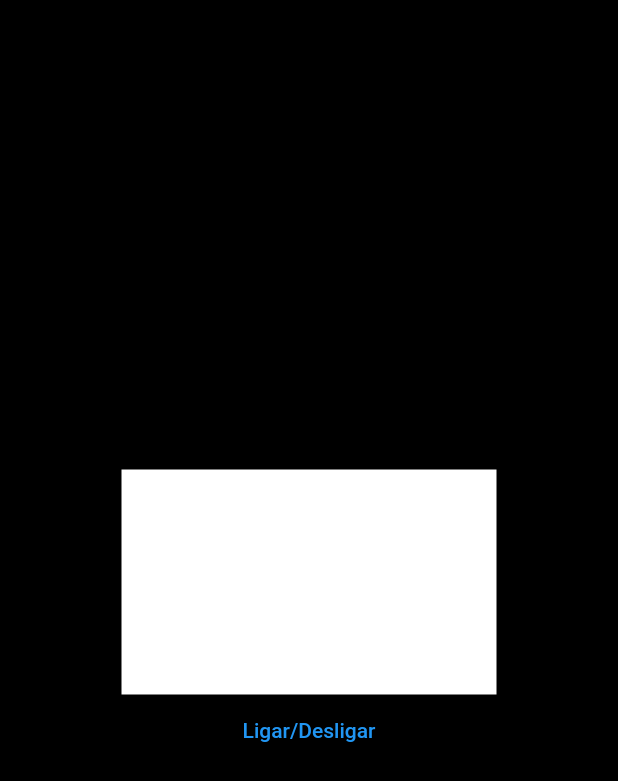
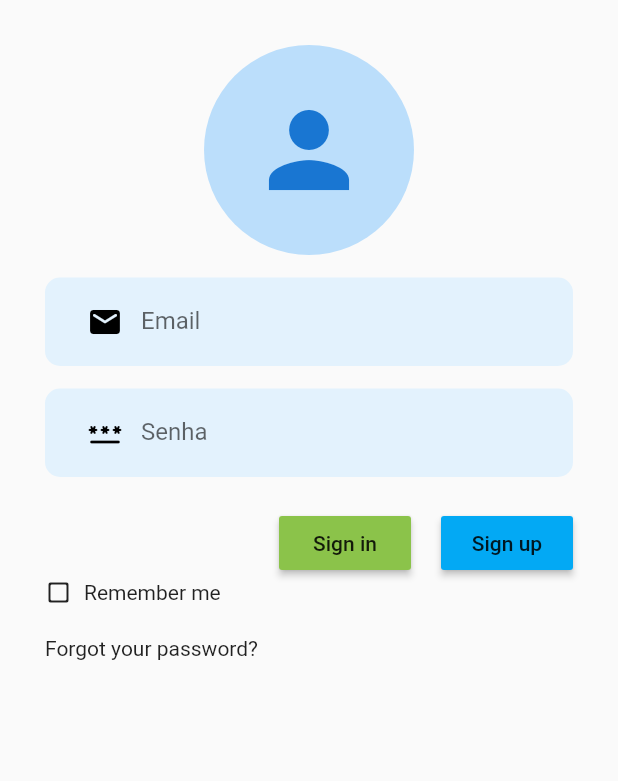
Before and after one commit to annaroncaliowarren/new_app_flutter, a Flutter app: the screen it shows after launch, on a phone screen of 412 x 824 dp. Shown: the top 781 px of the screen. Run offline on Flutter 3.47's test engine with Material 2 defaults, Android fonts, the phone set to English and light mode, and no system bars.

Commit message:
[feat] add shared widgets

```diff
--- a/lib/main.dart
+++ b/lib/main.dart
@@ -1,11 +1,12 @@
 import 'package:flutter/material.dart';
 import 'presenter/home/home_page.dart';
+import 'presenter/login/login_page.dart';
 
 void main() {
   runApp(
     const MaterialApp(
       title: 'Mudando estado',
-      home: HomePage(),
+      home: LoginPage(),
       debugShowCheckedModeBanner: false,
     ),
   );
--- a/lib/presenter/home/home_page.dart
+++ b/lib/presenter/home/home_page.dart
@@ -26,14 +26,20 @@ class _HomePageState extends State<HomePage> {
             Container(
               height: 150,
               width: 250,
-              color: isOn ? Colors.orange : Colors.white,
+              decoration: BoxDecoration(
+                color: isOn ? Colors.orange : Colors.white,
+                borderRadius: isOn ? BorderRadius.circular(20) : null,
+              ),
             ),
             TextButton(
               onPressed: () {
                 changeIsOn();
               },
-              child: const Text(
-                'Ligar/Desligar',
+              child: Text(
+                isOn ? 'Desligar' : 'Ligar',
+                style: const TextStyle(
+                  color: Colors.white,
+                ),
               ),
             ),
           ],
--- /dev/null
+++ b/lib/presenter/login/login_page.dart
@@ -0,0 +1,87 @@
+import 'package:flutter/material.dart';
+import '../../shared/widgets/input_field_login.dart';
+
+class LoginPage extends StatefulWidget {
+  const LoginPage({Key? key}) : super(key: key);
+
+  @override
+  State<LoginPage> createState() => _LoginPageState();
+}
+
+class _LoginPageState extends State<LoginPage> {
+  final emailController = TextEditingController();
+  final passwordController = TextEditingController();
+
+  @override
+  Widget build(BuildContext context) {
+    return Scaffold(
+      body: Padding(
+        padding: const EdgeInsets.all(30),
+        child: Column(
+          children: [
+            CircleAvatar(
+              backgroundColor: Colors.blue.shade100,
+              radius: 70,
+              child: const Icon(
+                Icons.person,
+                size: 80,
+              ),
+            ),
+            InputFieldLogin(
+              label: 'Email',
+              prefixIcon: Icons.email_rounded,
+              controller: emailController,
+              obscureText: false,
+            ),
+            InputFieldLogin(
+              label: 'Senha',
+              prefixIcon: Icons.password_rounded,
+              controller: passwordController,
+              obscureText: true,
+            ),
+            const SizedBox(height: 20),
+            Row(
+              mainAxisAlignment: MainAxisAlignment.end,
+              children: [
+                MaterialButton(
+                  color: Colors.lightGreen,
+                  onPressed: () {
+                    emailController.clear();
+                    passwordController.clear();
+                  },
+                  child: const Text('Sign in'),
+                ),
+                const SizedBox(width: 20),
+                MaterialButton(
+                  color: Colors.lightBlue,
+                  onPressed: () {
+                    emailController.clear();
+                    passwordController.clear();
+                  },
+                  child: const Text('Sign up'),
+                ),
+              ],
+            ),
+            Column(
+              crossAxisAlignment: CrossAxisAlignment.start,
+              children: [
+                Row(
+                  children: const [
+                    Icon(
+                      Icons.check_box_outline_blank_rounded,
+                      size: 18,
+                    ),
+                    SizedBox(width: 8),
+                    Text('Remember me'),
+                  ],
+                ),
+                const SizedBox(height: 20),
+                const Text('Forgot your password?'),
+              ],
+            ),
+          ],
+        ),
+      ),
+    );
+  }
+}
--- /dev/null
+++ b/lib/shared/widgets/input_field_login.dart
@@ -0,0 +1,52 @@
+
+import 'package:flutter/material.dart';
+
+// ignore: must_be_immutable
+class InputFieldLogin extends StatefulWidget {
+
+  String label;
+  IconData prefixIcon;
+  dynamic controller;
+  bool obscureText;
+
+  InputFieldLogin({
+    Key? key,
+    required this.label,
+    required this.prefixIcon,
+    required this.controller,
+    required this.obscureText,
+  }) : super(key: key);
+
+  @override
+  State<InputFieldLogin> createState() => _InputFieldLoginState();
+}
+
+class _InputFieldLoginState extends State<InputFieldLogin> {
+  @override
+  Widget build(BuildContext context) {
+    return Container(
+      margin: const EdgeInsets.only(top: 15),
+      padding: const EdgeInsets.symmetric(
+        horizontal: 16,
+      ),
+      decoration: BoxDecoration(
+        color: Colors.blue.shade50,
+        borderRadius: BorderRadius.circular(10),
+      ),
+      child: TextField(
+        controller: widget.controller,
+        obscureText: widget.obscureText ? true : false,
+        obscuringCharacter: '*',
+        keyboardType: TextInputType.name,
+        decoration: InputDecoration(
+          labelText: widget.label,
+          prefixIcon: Icon(
+            widget.prefixIcon,
+            color: Colors.black,
+          ),
+          border: InputBorder.none,
+        ),
+      ),
+    );
+  }
+}
```
